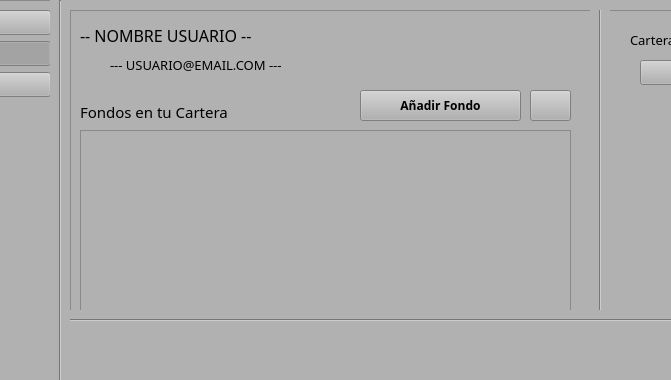
First picture: the form in src/View/PrincipalUsuario.ui, repository jesusramondovale/IngenicaSTS, before the edit; both pictures show x 150 to 821 and y 0 to 380 of the 1105 by 718 pixel window.
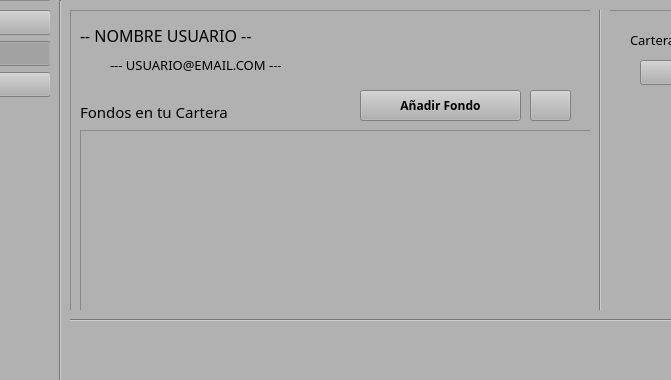
Second picture: the form after the edit. Icons and pictures are not drawn.

```diff
--- a/src/View/PrincipalUsuario.ui
+++ b/src/View/PrincipalUsuario.ui
@@ -226,7 +226,7 @@
        <rect>
         <x>10</x>
         <y>120</y>
-        <width>491</width>
+        <width>511</width>
         <height>181</height>
        </rect>
       </property>
```
